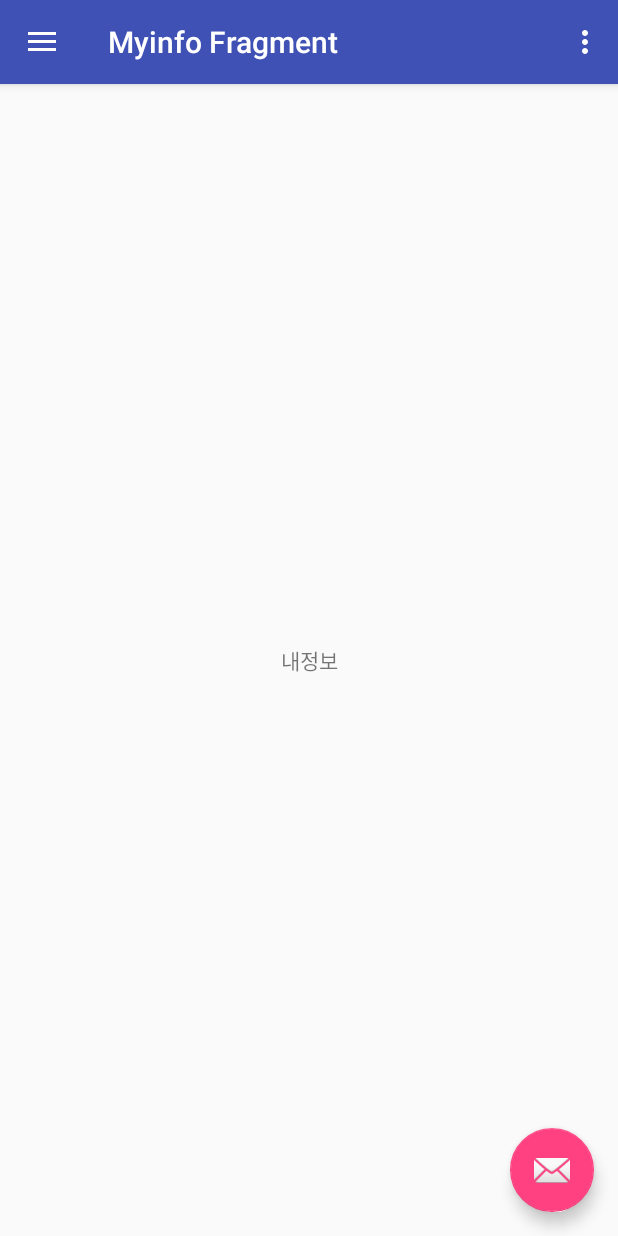
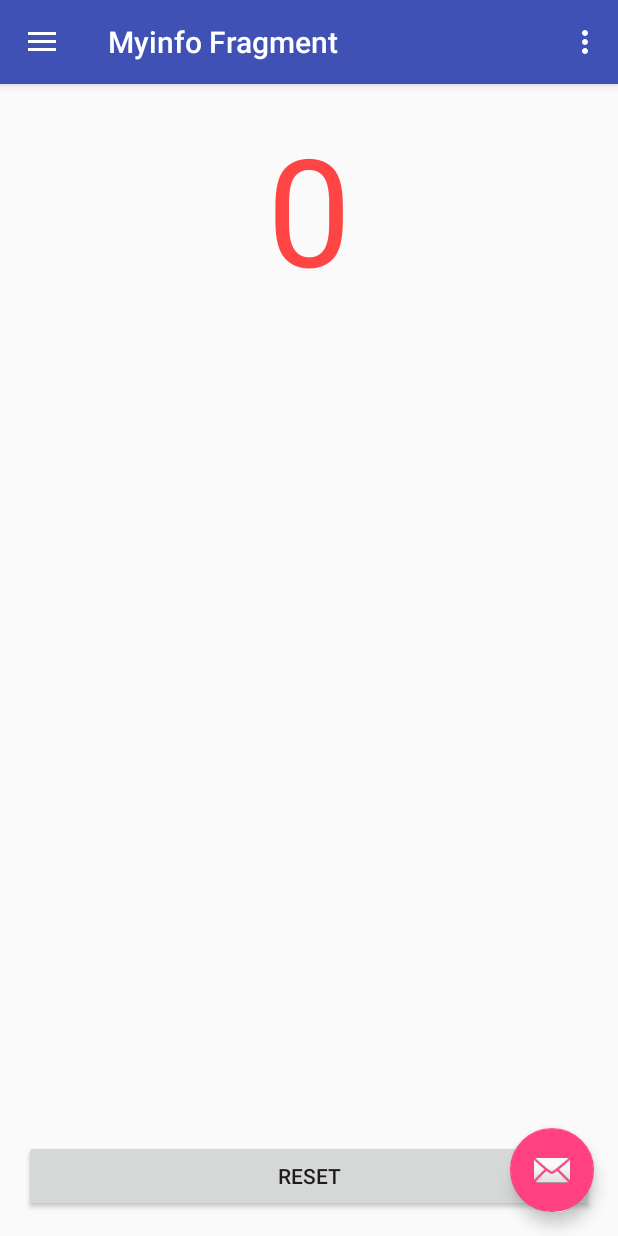
Before and after one commit to sw8657/Android_app02, an Android app: the MainActivity screen opened directly, with no data from a screen before it, in the side drawer, after a tap on "My Info", on a phone screen of 412 x 824 dp. Run offline under Robolectric (Android 15) with nearby library versions, the phone set to English and light mode, and no system bars; libraries missing offline, so code that uses them is left out: com.github.mikephil.charting; 4 statements that could not run were skipped.

Commit message:
만보기 기능 추가

```diff
--- a/app/src/main/java/com/miraens/eslee/test_layout1/MainActivity.java
+++ b/app/src/main/java/com/miraens/eslee/test_layout1/MainActivity.java
@@ -1,6 +1,11 @@
 package com.miraens.eslee.test_layout1;
 
+import android.app.Activity;
+import android.app.ActivityManager;
+import android.content.BroadcastReceiver;
+import android.content.Context;
 import android.content.Intent;
+import android.content.IntentFilter;
 import android.content.SharedPreferences;
 import android.os.Bundle;
 import android.preference.PreferenceManager;
@@ -30,6 +35,11 @@ public class MainActivity extends AppCompatActivity implements NavigationView.On
 
     private boolean misLogin = false;
     public String mUserEmail = "Nothing Email";
+
+    Toast mToastWalk;
+    Intent intent;
+    BroadcastReceiver receiver;
+    String serviceData;
 
     @Override
     protected void onCreate(Bundle savedInstanceState) {
@@ -75,6 +85,17 @@ public class MainActivity extends AppCompatActivity implements NavigationView.On
         }
 
         SetNavi_info();
+
+        // 만보기
+        intent = new Intent(MainActivity.this, StepBackgroundService.class);
+        receiver = new MyMainLocalRecever();
+
+        // 서비스 시작
+        if(isServiceRunningCheck() == false){
+            IntentFilter mainFilter = new IntentFilter("com.eslee.test_layout1");
+            registerReceiver(receiver, mainFilter);
+            startService(intent);
+        }
     }
 
     @Override
@@ -103,6 +124,18 @@ public class MainActivity extends AppCompatActivity implements NavigationView.On
         textViewEmail.setText(mUserEmail);
         TextView textViewName = (TextView) nav_header_view.findViewById(R.id.textViewName);
         textViewName.setText(mPref.getString("example_text", "NothingText"));
+    }
+
+    @Override
+    protected void onDestroy() {
+        try{
+            // 서비스 종료
+            unregisterReceiver(receiver);
+            stopService(intent);
+        }catch (Exception ex){
+
+        }
+        super.onDestroy();
     }
 
     @Override
@@ -180,4 +213,27 @@ public class MainActivity extends AppCompatActivity implements NavigationView.On
         drawer.closeDrawer(GravityCompat.START);
         return true;
     }
+
+    public boolean isServiceRunningCheck() {
+        ActivityManager manager = (ActivityManager) this.getSystemService(Activity.ACTIVITY_SERVICE);
+        for (ActivityManager.RunningServiceInfo service : manager.getRunningServices(Integer.MAX_VALUE)) {
+            if ("com.eslee.test_layout1".equals(service.service.getClassName())) {
+                return true;
+            }
+        }
+        return false;
+    }
+
+    class MyMainLocalRecever extends BroadcastReceiver {
+
+        @Override
+        public void onReceive(Context context, Intent intent) {
+            // TODO Auto-generated method stub
+
+            serviceData = intent.getStringExtra("serviceData");
+
+        }
+
+    }
+
 }
--- a/app/src/main/java/com/miraens/eslee/test_layout1/MyinfoFragment.java
+++ b/app/src/main/java/com/miraens/eslee/test_layout1/MyinfoFragment.java
@@ -5,9 +5,15 @@ import android.support.v4.app.Fragment;
 import android.view.LayoutInflater;
 import android.view.View;
 import android.view.ViewGroup;
+import android.widget.Button;
+import android.widget.TextView;
+import android.widget.Toast;
+
+import java.util.Timer;
+import java.util.TimerTask;
 
 
-public class MyinfoFragment extends Fragment {
+public class MyinfoFragment extends Fragment implements View.OnClickListener {
     // TODO: Rename parameter arguments, choose names that match
     // the fragment initialization parameters, e.g. ARG_ITEM_NUMBER
     private static final String ARG_PARAM1 = "param1";
@@ -17,18 +23,14 @@ public class MyinfoFragment extends Fragment {
     private String mParam1;
     private String mParam2;
 
+    private TextView mStepCountView;
+    private TimerTask mTask;
+    private Timer mTimer;
+
     public MyinfoFragment() {
         // Required empty public constructor
     }
 
-    /**
-     * Use this factory method to create a new instance of
-     * this fragment using the provided parameters.
-     *
-     * @param param1 Parameter 1.
-     * @param param2 Parameter 2.
-     * @return A new instance of fragment MyinfoFragment.
-     */
     // TODO: Rename and change types and number of parameters
     public static MyinfoFragment newInstance(String param1, String param2) {
         MyinfoFragment fragment = new MyinfoFragment();
@@ -49,13 +51,61 @@ public class MyinfoFragment extends Fragment {
     }
 
     @Override
-    public View onCreateView(LayoutInflater inflater, ViewGroup container,
-                             Bundle savedInstanceState) {
-
+    public View onCreateView(LayoutInflater inflater, ViewGroup container, Bundle savedInstanceState) {
+        View view = inflater.inflate(R.layout.fragment_myinfo, container, false);
         getActivity().setTitle("Myinfo Fragment");
 
+        Button btnReset = (Button) view.findViewById(R.id.myinfo_reset_button);
+        mStepCountView = (TextView) view.findViewById(R.id.myinfo_step_count_view);
+        mStepCountView.setText("" + values.Step);
+
+        btnReset.setOnClickListener(this);
+
+        // 타이머 가져오기
+        mTask = new TimerTask() {
+            @Override
+            public void run() {
+                getActivity().runOnUiThread(new Runnable() {
+                    @Override
+                    public void run() {
+                        Toast.makeText(getActivity(), "" + values.Step, Toast.LENGTH_SHORT);
+                        mStepCountView.setText("" + values.Step);
+                    }
+                });
+
+            }
+        };
+
+        mTimer = new Timer();
+//        mTimer.schedule(mTask, 1000, 3000);
+        mTimer.scheduleAtFixedRate(mTask, 0, 3000);
+
         // Inflate the layout for this fragment
-        return inflater.inflate(R.layout.fragment_myinfo, container, false);
+        return view;
     }
 
+    @Override
+    public void onClick(View view) {
+        switch (view.getId()) {
+            case R.id.myinfo_reset_button:
+                try {
+                    Toast.makeText(getActivity(), "초기화", Toast.LENGTH_SHORT);
+                    values.Step = 0;
+                    mStepCountView.setText("" + values.Step);
+                } catch (Exception ex) {
+
+                }
+        }
+    }
+
+
+    @Override
+    public void onDestroyView() {
+        if (mTimer != null) {
+            mTimer.cancel();
+        }
+        super.onDestroyView();
+    }
+
+
 }
--- /dev/null
+++ b/app/src/main/java/com/miraens/eslee/test_layout1/values.java
@@ -0,0 +1,9 @@
+package com.miraens.eslee.test_layout1;
+
+/**
+ * Created by eslee on 2017-01-18.
+ */
+
+public class values {
+    public static int Step = 0;
+}
--- a/app/src/main/res/layout/activity_login.xml
+++ b/app/src/main/res/layout/activity_login.xml
@@ -96,6 +96,7 @@
                 <CheckBox
                     android:id="@+id/remember_login_check"
                     android:text="@string/action_remember_log_in"
+                    android:checked="true"
                     android:onClick="onClickedChk"
                     android:layout_marginRight="10dp"
                     android:layout_width="wrap_content"
--- a/app/src/main/res/layout/fragment_myinfo.xml
+++ b/app/src/main/res/layout/fragment_myinfo.xml
@@ -6,10 +6,29 @@
     tools:context="com.miraens.eslee.test_layout1.MyinfoFragment">
 
     <!-- TODO: Update blank fragment layout -->
-    <TextView
+    <LinearLayout
+        android:gravity="center"
         android:layout_width="match_parent"
-        android:layout_height="match_parent"
-        android:gravity="center"
-        android:text="내정보" />
+        android:layout_height="wrap_content">
+
+        <TextView
+            android:id="@+id/myinfo_step_count_view"
+            android:text="0"
+            android:textColor="@android:color/holo_red_light"
+            android:textSize="100sp"
+            android:layout_width="wrap_content"
+            android:layout_height="wrap_content" />
+
+    </LinearLayout>
+    <RelativeLayout
+        android:layout_width="match_parent"
+        android:layout_height="wrap_content">
+        <Button
+            android:id="@+id/myinfo_reset_button"
+            android:text="Reset"
+            android:layout_alignParentBottom="true"
+            android:layout_width="match_parent"
+            android:layout_height="wrap_content" />
+    </RelativeLayout>
 
 </FrameLayout>
```
Also changed, not shown: app/src/main/AndroidManifest.xml (+7 -1 lines), app/src/main/java/com/miraens/eslee/test_layout1/StatisticsFragment.java (+23 -3 lines), app/src/main/java/com/miraens/eslee/test_layout1/StepBackgroundService.java (added, +168 -0 lines), app/src/main/java/com/miraens/eslee/test_layout1/StepCheckThread.java (added, +33 -0 lines).
